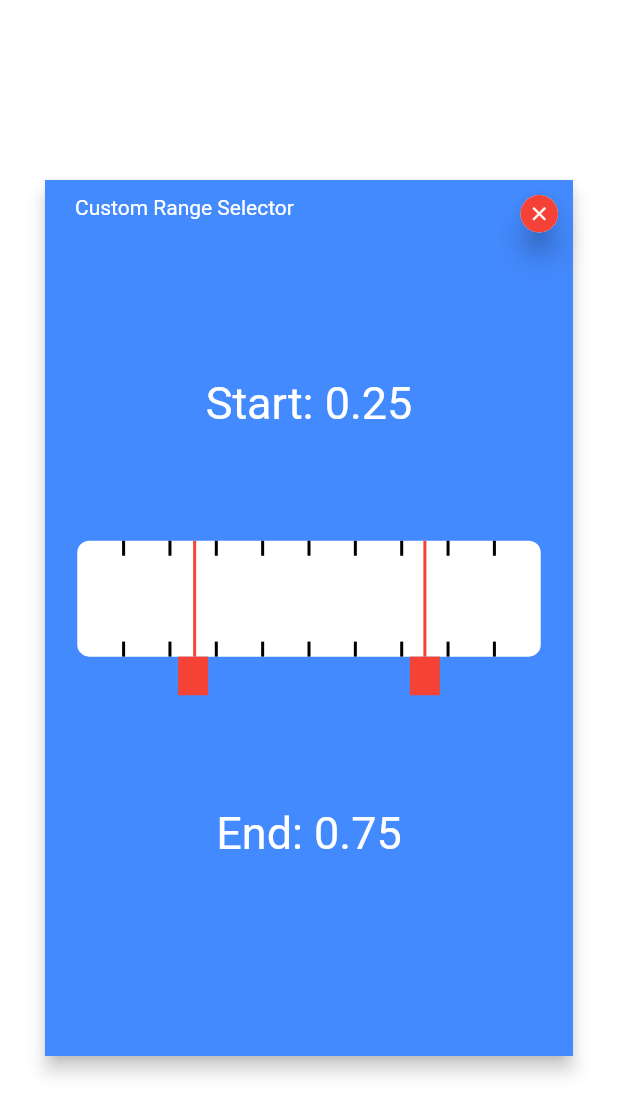
After one commit to s7Thiago/flutter_ui_interactions_showcase, a Flutter app: the MyRangeSelector screen opened by its route, on a phone screen of 412 x 824 dp. The commit adds this screen. Shown: the top 1115 px of the screen. Run offline on Flutter 3.47's test engine with Material 2 defaults, Android fonts, the phone set to English and light mode, and no system bars.

Commit message:
Feature: Custom Range Selector

```diff
--- a/lib/core/routes.dart
+++ b/lib/core/routes.dart
@@ -1,4 +1,5 @@
 class AppRoutes {
   static final String home = '/';
   static final String adb = '/adb';
+  static final String crs = '/crs';
 }
--- a/lib/main.dart
+++ b/lib/main.dart
@@ -3,6 +3,7 @@ import 'package:flutter/material.dart';
 import 'core/routes.dart';
 import 'screens/home_screen.dart';
 import 'screens/animated_download_button/adb_screen.dart';
+import 'screens/custom_range_selector/crs_screen.dart';
 
 void main() => runApp(
       MaterialApp(
@@ -13,6 +14,7 @@ void main() => runApp(
         routes: {
           AppRoutes.home: (_) => HomeScreen(),
           AppRoutes.adb: (_) => AdbScreen(),
+          AppRoutes.crs: (_) => MyRangeSelector(),
         },
       ),
     );
--- a/lib/screens/animated_download_button/adb_screen.dart
+++ b/lib/screens/animated_download_button/adb_screen.dart
@@ -5,7 +5,7 @@ import '../../utils/extensions.dart';
 
 class AdbScreen extends StatelessWidget {
   _space([int qtde = 10]) => List.generate(qtde, (index) => SizedBox());
-  String _label = 'Animated Download Button';
+  final String _label = 'Animated Download Button';
   @override
   Widget build(BuildContext context) {
     return Container(
@@ -24,6 +24,6 @@ class AdbScreen extends StatelessWidget {
           ),
         ),
       ).closeable(context: context),
-    ).putFloatingHero(tag: 'adb', context: context, title: _label);
+    ).putFloatingHero(tag: _label, context: context, title: _label);
   }
 }
--- /dev/null
+++ b/lib/screens/custom_range_selector/crs_screen.dart
@@ -0,0 +1,73 @@
+import 'package:flutter/material.dart';
+
+import '../../utils/extensions.dart';
+import 'widgets/custom_range_selector.dart';
+import '../../utils/styles.dart' as styles;
+
+class MyRangeSelector extends StatefulWidget {
+  @override
+  _MyRangeSelectorState createState() => _MyRangeSelectorState();
+}
+
+class _MyRangeSelectorState extends State<MyRangeSelector> {
+  String _label = 'Custom Range Selector';
+  @override
+  Widget build(BuildContext context) {
+    Size size = MediaQuery.of(context).size;
+
+    double rsWidth = size.width * .75;
+    double rsHeight = size.width * .25;
+
+    double start = .25;
+    double end = .75;
+
+    return Container(
+      child: Scaffold(
+        backgroundColor: Colors.blueAccent,
+        body: Center(
+          child: Column(
+            mainAxisAlignment: MainAxisAlignment.spaceAround,
+            children: [
+              SizedBox(height: 20).onFlex(),
+              Text(
+                'Start: $start',
+                style: styles.innerButtonText.copyWith(
+                  fontSize: 30,
+                ),
+              ).onFlex(),
+              CustomRangeSelector(
+                width: rsWidth,
+                height: rsHeight,
+                divisions: 10,
+                start: start,
+                end: end,
+                onStartChange: (value) {
+                  setState(() {
+                    start = value;
+                  });
+                },
+                onEndChange: (value) {
+                  setState(() {
+                    end = value;
+                  });
+                },
+              ).onFlex(),
+              Text(
+                'End: $end',
+                style: styles.innerButtonText.copyWith(
+                  fontSize: 30,
+                ),
+              ).onFlex(),
+              SizedBox(height: 20).onFlex(),
+            ],
+          ),
+        ),
+      ).closeable(context: context),
+    ).putFloatingHero(
+      tag: _label,
+      context: context,
+      title: _label,
+      titleColor: Colors.white,
+    );
+  }
+}
--- /dev/null
+++ b/lib/screens/custom_range_selector/widgets/custom_range_selector.dart
@@ -0,0 +1,172 @@
+import 'package:flutter/material.dart';
+
+class CustomRangeSelector extends StatefulWidget {
+  final double start;
+  final double end;
+  final int divisions;
+  final Function(double start) onStartChange;
+  final Function(double end) onEndChange;
+  final double width;
+  final double height;
+
+  const CustomRangeSelector({
+    required this.start,
+    required this.end,
+    required this.divisions,
+    required this.width,
+    required this.height,
+    required this.onStartChange,
+    required this.onEndChange,
+  });
+
+  @override
+  _CustomRangeSelectorState createState() => _CustomRangeSelectorState();
+}
+
+class _CustomRangeSelectorState extends State<CustomRangeSelector> {
+  double barHeight = 0.0;
+
+  List<Widget> topDividers = [];
+  List<Widget> bottomDividers = [];
+
+  double startPosition = 0;
+  double endPosition = 0;
+
+  @override
+  void initState() {
+    super.initState();
+
+    startPosition = widget.start * widget.width;
+    endPosition = widget.end * widget.width;
+
+    barHeight = widget.height * .75;
+    double markersDistance = widget.width / widget.divisions;
+
+    // Generating the markers distances for markers
+    List markers = List.generate(
+        widget.divisions - 1, (index) => (markersDistance) * (index + 1));
+
+// Fill the topDividers list with positioned containers
+    topDividers = markers
+        .map(
+          (mp) => Positioned(
+            top: 0,
+            left: mp - 1,
+            child: Container(
+              color: Colors.black,
+              width: 2,
+              height: 10,
+            ),
+          ),
+        )
+        .toList();
+
+// Fill the bottomDividers list with positioned containers
+    bottomDividers = markers
+        .map(
+          (mp) => Positioned(
+            bottom: 0,
+            left: mp - 1,
+            child: Container(
+              color: Colors.black,
+              width: 2,
+              height: 10,
+            ),
+          ),
+        )
+        .toList();
+  }
+
+  @override
+  Widget build(BuildContext context) {
+    return Container(
+      width: widget.width,
+      height: widget.height,
+      child: Stack(
+        children: [
+          Container(
+            height: barHeight,
+            decoration: BoxDecoration(
+              color: Colors.white,
+              borderRadius: BorderRadius.circular(8.0),
+            ),
+            child: Stack(
+              children: [
+                ...topDividers,
+                ...bottomDividers,
+              ],
+            ),
+          ),
+
+          // * Start bar
+          Positioned(
+            top: 0,
+            left: startPosition,
+            child: Container(
+              width: 2,
+              height: barHeight,
+              color: Colors.red,
+            ),
+          ),
+          // * End bar
+          Positioned(
+            top: 0,
+            left: endPosition - 1,
+            child: Container(
+              width: 2,
+              height: barHeight,
+              color: Colors.red,
+            ),
+          ),
+
+          // * Start position drag button
+          Positioned(
+            bottom: 0,
+            left: startPosition - 10,
+            child: GestureDetector(
+              onPanUpdate: (panUpdate) {
+                double newPosition = (startPosition + panUpdate.delta.dx)
+                    .clamp(0.0, widget.width);
+
+                if (newPosition <= endPosition - 10) {
+                  widget.onStartChange(newPosition / widget.width);
+                  setState(() {
+                    startPosition = newPosition;
+                  });
+                }
+              },
+              child: Container(
+                width: 20,
+                height: widget.height - barHeight,
+                color: Colors.red,
+              ),
+            ),
+          ),
+
+          // * End position drag button
+          Positioned(
+            bottom: 0,
+            left: endPosition - 10,
+            child: GestureDetector(
+              onPanUpdate: (panUpdate) {
+                double newPosition =
+                    (endPosition + panUpdate.delta.dx).clamp(0.0, widget.width);
+
+                if (newPosition >= startPosition + 10)
+                  setState(() {
+                    endPosition = newPosition;
+                    widget.onEndChange(newPosition);
+                  });
+              },
+              child: Container(
+                width: 20,
+                height: widget.height - barHeight,
+                color: Colors.red,
+              ),
+            ),
+          ),
+        ],
+      ),
+    );
+  }
+}
--- a/lib/screens/home_screen.dart
+++ b/lib/screens/home_screen.dart
@@ -1,6 +1,7 @@
 import 'package:flutter/material.dart';
 
 import 'animated_download_button/adb_screen.dart';
+import 'custom_range_selector/crs_screen.dart';
 import '../core/routes.dart';
 import '../model/screen_entry_model.dart';
 import '../utils/extensions.dart';
@@ -15,6 +16,14 @@ final _pages = <ScreenEntry>{
       functions.customLauncher(target: AdbScreen(), context: context);
     },
   ),
+  ScreenEntry(
+    label: 'Custom Range Selector',
+    route: AppRoutes.crs,
+    target: MyRangeSelector(),
+    launcher: (context) {
+      functions.customLauncher(target: MyRangeSelector(), context: context);
+    },
+  )
 };
 
 class HomeScreen extends StatelessWidget {
@@ -44,7 +53,7 @@ class HomeList extends StatelessWidget {
             }
           },
           title: Text('${_getPage(index).label}'),
-        ).putElevatedHero(tag: 'adb');
+        ).putElevatedHero(tag: '${_getPage(index).label}');
       },
     );
   }
--- a/lib/utils/extensions.dart
+++ b/lib/utils/extensions.dart
@@ -12,7 +12,12 @@ extension PowerExtensions on Widget {
     );
   }
 
-  putFloatingHero({required tag, required context, title = 'no title'}) {
+  putFloatingHero({
+    required tag,
+    required context,
+    title = 'no title',
+    Color titleColor = Colors.black87,
+  }) {
     return Container(
       margin: const EdgeInsets.symmetric(horizontal: 30.0, vertical: 120.0),
       child: Hero(
@@ -29,13 +34,7 @@ extension PowerExtensions on Widget {
                 child: Text(
                   title,
                   style: TextStyle(
-                    shadows: [
-                      Shadow(
-                        color: Colors.grey,
-                        blurRadius: 2,
-                        offset: Offset(1, 1),
-                      ),
-                    ],
+                    color: titleColor,
                   ),
                 ),
               ),
--- a/pubspec.yaml
+++ b/pubspec.yaml
@@ -15,7 +15,7 @@ publish_to: 'none' # Remove this line if you wish to publish to pub.dev
 # In iOS, build-name is used as CFBundleShortVersionString while build-number used as CFBundleVersion.
 # Read more about iOS versioning at
 # https://developer.apple.com/library/archive/documentation/General/Reference/InfoPlistKeyReference/Articles/CoreFoundationKeys.html
-version: 1.0.7
+version: 1.0.8
 
 environment:
   sdk: ">=2.12.0 <3.0.0"
```
